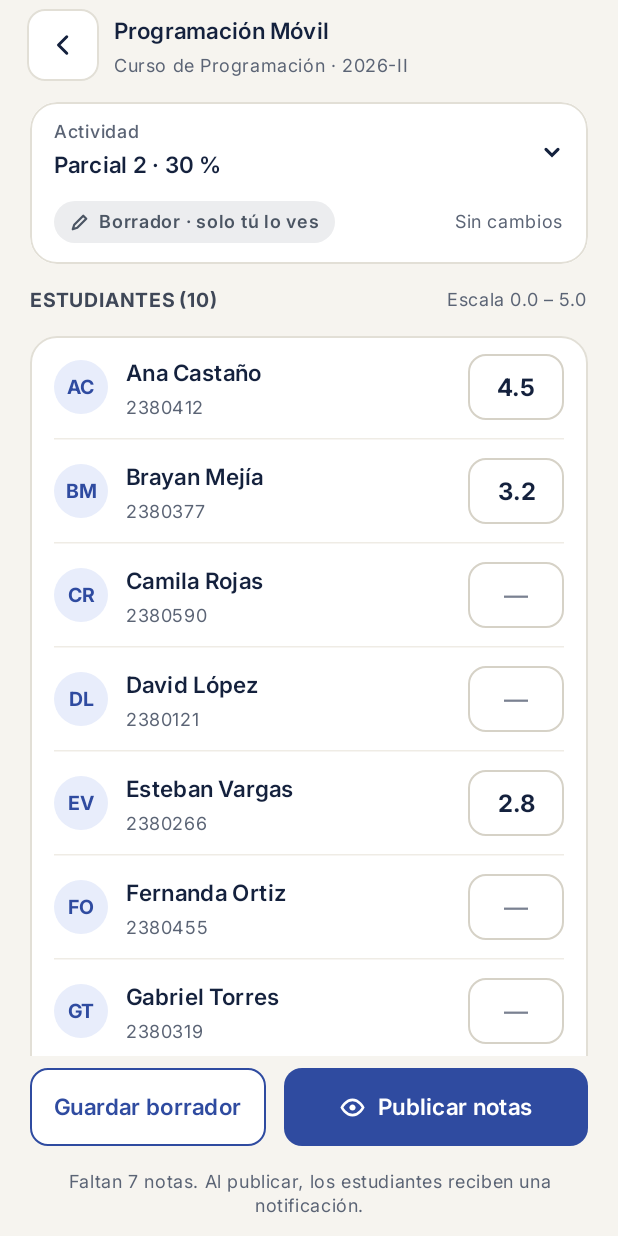
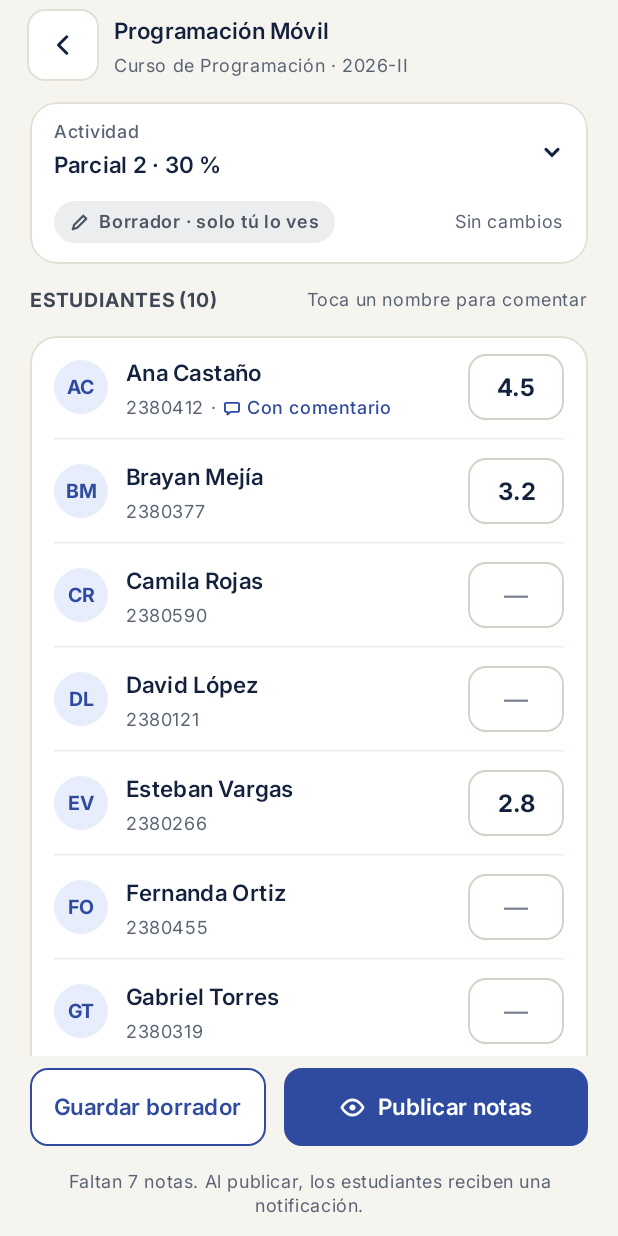
Before and after one commit to Fillhx/Notia, an Android app built with Jetpack Compose: the TeacherScreen screen opened through its navigation route, on a phone screen of 412 x 824 dp. Run offline under Robolectric (Android 15) with nearby library versions, the phone set to English and light mode, and no system bars.

Commit message:
feat(RF-13): hoja de retroalimentación del docente
Figma "9. Docente · Retroalimentación": al tocar el nombre de un
estudiante en el registro de notas se abre la hoja con su nota, el
comentario (contador de 500) y el aviso de visibilidad. Las filas con
comentario muestran "Con comentario".

```diff
--- a/app/src/main/java/co/edu/univalle/notia/features/teacher/GradeEntryScreen.kt
+++ b/app/src/main/java/co/edu/univalle/notia/features/teacher/GradeEntryScreen.kt
@@ -96,6 +96,9 @@ private class GradeEntryState(
 
     /** Texto de cada celda, por id de estudiante. */
     val inputs = mutableStateMapOf<String, String>()
+
+    /** Retroalimentación guardada de la actividad seleccionada, por id de estudiante (RF-13). */
+    val feedback = mutableStateMapOf<String, String>()
     private var savedInputs by mutableStateOf(emptyMap<String, String>())
     var lastSavedAt by mutableStateOf<Long?>(null)
         private set
@@ -118,6 +121,13 @@ private class GradeEntryState(
         students.forEach { inputs[it.id] = grades[it.id]?.toPlainString().orEmpty() }
         savedInputs = inputs.toMap()
         lastSavedAt = null
+        feedback.clear()
+        feedback.putAll(repo.feedback(subjectId, activityId))
+    }
+
+    fun saveFeedback(studentId: String, text: String?) {
+        repo.saveFeedback(subjectId, selectedId, studentId, text)
+        if (text == null) feedback.remove(studentId) else feedback[studentId] = text
     }
 
     /** Notas listas para guardar: vacías se borran, las inválidas se dejan como estaban. */
@@ -165,6 +175,7 @@ fun GradeEntryScreen(
 ) {
     val state = remember(subjectId) { GradeEntryState(FakeTeacherRepository, subjectId) }
     var dialog by remember { mutableStateOf<PendingDialog?>(null) }
+    var feedbackStudent by remember { mutableStateOf<EnrolledStudent?>(null) }
     var now by remember { mutableLongStateOf(System.currentTimeMillis()) }
 
     LaunchedEffect(Unit) {
@@ -239,7 +250,9 @@ fun GradeEntryScreen(
                 students = state.students,
                 inputs = state.inputs,
                 parsed = state.parsed,
-                onValueChange = { studentId, text -> state.inputs[studentId] = sanitizeGradeText(text) }
+                withFeedback = state.feedback.keys,
+                onValueChange = { studentId, text -> state.inputs[studentId] = sanitizeGradeText(text) },
+                onOpenFeedback = { feedbackStudent = it }
             )
             Spacer(modifier = Modifier.height(16.dp))
         }
@@ -252,6 +265,17 @@ fun GradeEntryScreen(
             onSaveDraft = state::saveDraft,
             onPublish = { dialog = PendingDialog.Publish },
             onSavePublished = { dialog = PendingDialog.SavePublished }
+        )
+    }
+
+    feedbackStudent?.let { student ->
+        FeedbackSheet(
+            student = student,
+            gradeText = state.inputs[student.id].orEmpty(),
+            activity = state.selected,
+            existing = state.feedback[student.id],
+            onSave = { text -> state.saveFeedback(student.id, text) },
+            onDismiss = { feedbackStudent = null }
         )
     }
 
@@ -408,7 +432,7 @@ private fun StudentsHeader(count: Int) {
             color = SectionLabel,
             modifier = Modifier.weight(1f)
         )
-        Text(text = "Escala 0.0 – 5.0", style = MaterialTheme.typography.bodySmall, color = NotiaTextSecondary)
+        Text(text = "Toca un nombre para comentar", style = MaterialTheme.typography.bodySmall, color = NotiaTextSecondary)
     }
 }
 
@@ -417,7 +441,9 @@ private fun StudentsCard(
     students: List<EnrolledStudent>,
     inputs: Map<String, String>,
     parsed: Map<String, GradeInput>,
+    withFeedback: Set<String>,
     onValueChange: (studentId: String, text: String) -> Unit,
+    onOpenFeedback: (EnrolledStudent) -> Unit,
 ) {
     val shape = RoundedCornerShape(18.dp)
     Column(
@@ -433,7 +459,9 @@ private fun StudentsCard(
                 student = student,
                 text = inputs[student.id].orEmpty(),
                 isError = error != null,
-                onValueChange = { onValueChange(student.id, it) }
+                hasFeedback = student.id in withFeedback,
+                onValueChange = { onValueChange(student.id, it) },
+                onOpenFeedback = { onOpenFeedback(student) }
             )
             if (error != null) GradeErrorLine(message = error)
             if (index < students.lastIndex) HorizontalDivider(thickness = 1.dp, color = RowDivider)
@@ -446,7 +474,9 @@ private fun StudentGradeRow(
     student: EnrolledStudent,
     text: String,
     isError: Boolean,
+    hasFeedback: Boolean,
     onValueChange: (String) -> Unit,
+    onOpenFeedback: () -> Unit,
 ) {
     Row(
         modifier = Modifier
@@ -454,24 +484,42 @@ private fun StudentGradeRow(
             .heightIn(min = 68.dp),
         verticalAlignment = Alignment.CenterVertically
     ) {
-        Box(
+        // Tocar el nombre abre la retroalimentación (RF-13); la celda sigue siendo para la nota.
+        Row(
             modifier = Modifier
-                .size(36.dp)
-                .background(PrimarySoft, CircleShape),
-            contentAlignment = Alignment.Center
+                .weight(1f)
+                .heightIn(min = 56.dp)
+                .clip(RoundedCornerShape(12.dp))
+                .clickable(onClickLabel = "Comentar", onClick = onOpenFeedback),
+            verticalAlignment = Alignment.CenterVertically
         ) {
-            Text(
-                text = student.initials,
-                style = TextStyle(fontFamily = InterFontFamily, fontWeight = FontWeight.Bold, fontSize = 13.sp),
-                color = NotiaPrimary
-            )
+            StudentAvatar(initials = student.initials)
+            Spacer(modifier = Modifier.width(12.dp))
+            Column {
+                Text(text = student.name, style = MaterialTheme.typography.titleMedium, color = NotiaInk)
+                Spacer(modifier = Modifier.height(3.dp))
+                Row(verticalAlignment = Alignment.CenterVertically) {
+                    Text(text = student.code, style = MaterialTheme.typography.bodySmall, color = NotiaTextSecondary)
+                    if (hasFeedback) {
+                        Text(text = " · ", style = MaterialTheme.typography.bodySmall, color = NotiaTextSecondary)
+                        Icon(
+                            painter = painterResource(R.drawable.ic_comment),
+                            contentDescription = null,
+                            tint = NotiaPrimary,
+                            modifier = Modifier.size(12.dp)
+                        )
+                        Spacer(modifier = Modifier.width(4.dp))
+                        Text(
+                            text = "Con comentario",
+                            style = MaterialTheme.typography.bodySmall,
+                            fontWeight = FontWeight.Medium,
+                            color = NotiaPrimary
+                        )
+                    }
+                }
+            }
         }
-        Spacer(modifier = Modifier.width(12.dp))
-        Column(modifier = Modifier.weight(1f)) {
-            Text(text = student.name, style = MaterialTheme.typography.titleMedium, color = NotiaInk)
-            Spacer(modifier = Modifier.height(3.dp))
-            Text(text = student.code, style = MaterialTheme.typography.bodySmall, color = NotiaTextSecondary)
-        }
+        Spacer(modifier = Modifier.width(8.dp))
         GradeCell(
             text = text,
             isError = isError,
--- /dev/null
+++ b/app/src/main/res/drawable/ic_comment.xml
@@ -0,0 +1,13 @@
+<?xml version="1.0" encoding="utf-8"?>
+<!-- Ícono de Figma "Notia · Diseño inicial" (9. Docente · Retroalimentación). Color con tint. -->
+<vector xmlns:android="http://schemas.android.com/apk/res/android"
+    android:width="14dp"
+    android:height="14dp"
+    android:viewportWidth="14"
+    android:viewportHeight="14">
+    <path
+        android:pathData="M2.5,3H11.5C12.05,3 12.5,3.45 12.5,4V9C12.5,9.55 12.05,10 11.5,10H6L3.5,12V10H2.5C1.95,10 1.5,9.55 1.5,9V4C1.5,3.45 1.95,3 2.5,3Z"
+        android:strokeWidth="1.5"
+        android:strokeColor="#FF000000"
+        android:strokeLineJoin="round" />
+</vector>
```
Also changed, not shown: app/src/main/java/co/edu/univalle/notia/features/teacher/FeedbackSheet.kt (added, +267 -0 lines).
